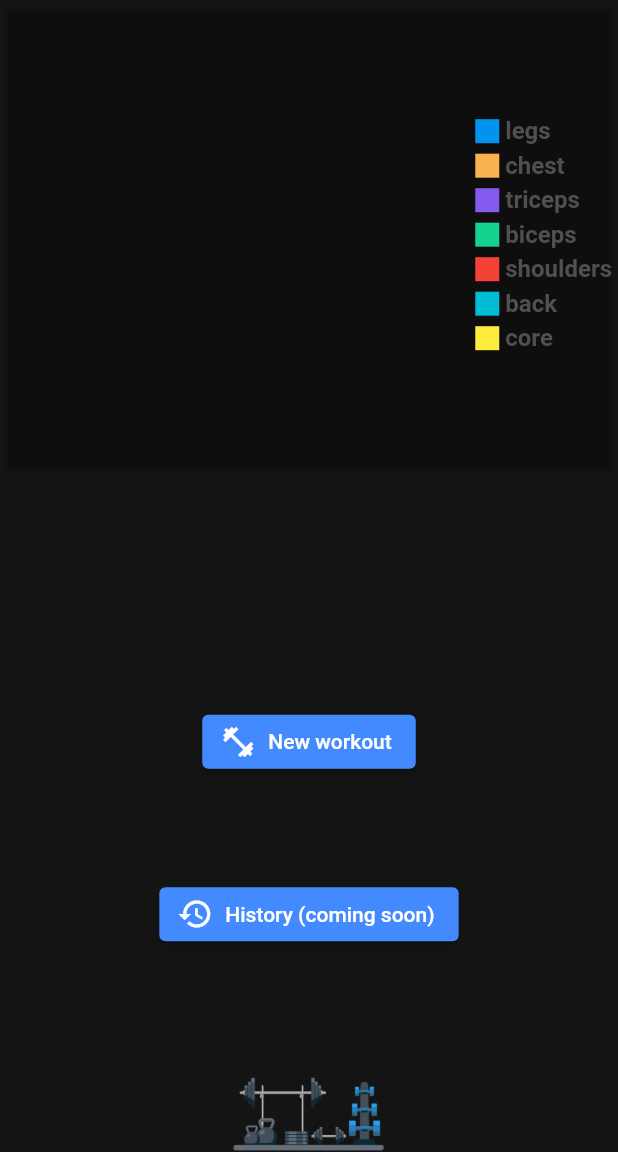
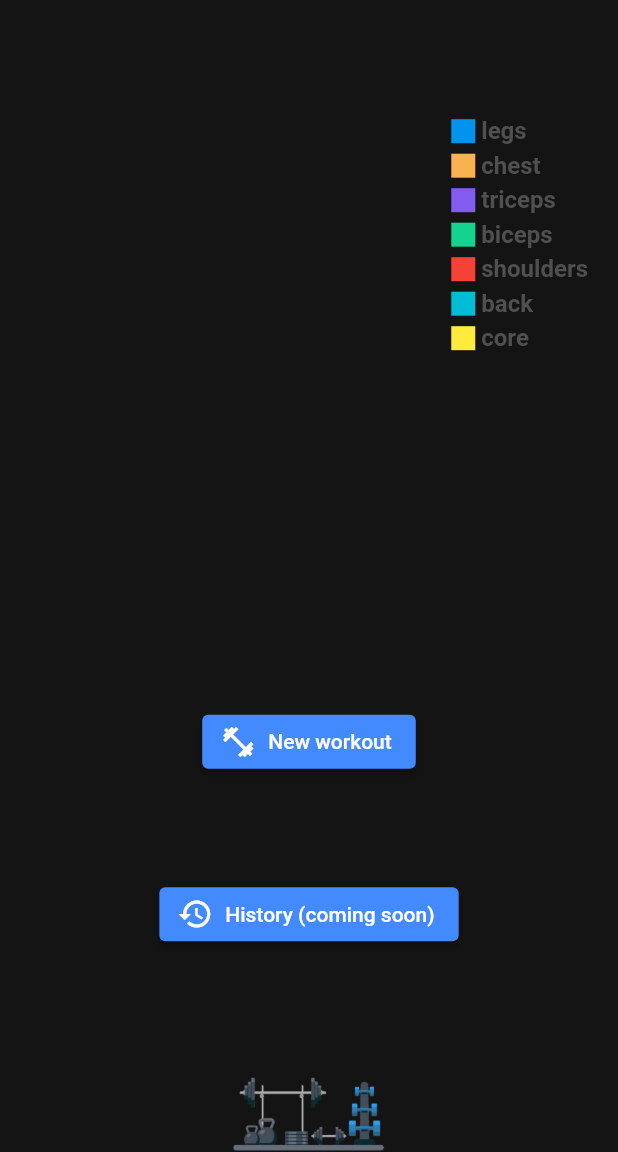
Before and after one commit to jacksondearing96/bread_basket, a Flutter app: the screen it shows once a user with an empty profile is signed in, on a phone screen of 412 x 824 dp, the part 84-1236 px from its top. Run offline on Flutter 3.47's test engine with Material 2 defaults, Android fonts, the light colour scheme and no system bars; drawn by our look-alikes of fl_chart; our stand-ins replace cloud_firestore, email_validator, firebase_auth, firebase_core, flutter_spinkit; accounts and stored records are empty.

Commit message:
Style improvements for pie chart on home page.

```diff
--- a/lib/analytics/MuscleGroupPieChart.dart
+++ b/lib/analytics/MuscleGroupPieChart.dart
@@ -47,8 +47,8 @@ class _MuscleGroupPieChartState extends State<MuscleGroupPieChart> {
 
     return AspectRatio(
       aspectRatio: 1.3,
-      child: Card(
-        color: Colors.transparent,
+      child: Padding(
+        padding: EdgeInsets.symmetric(horizontal: 20),
         child: Row(
           children: <Widget>[
             const SizedBox(
```
